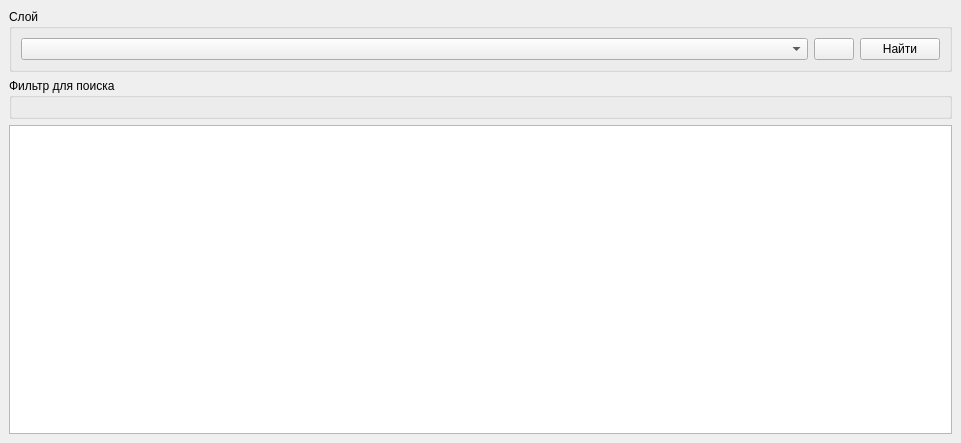
First picture: the form in data_searcher_dockwidget_base.ui, repository johnzet39/QGIS-plugin-DataSearcher, before the edit.
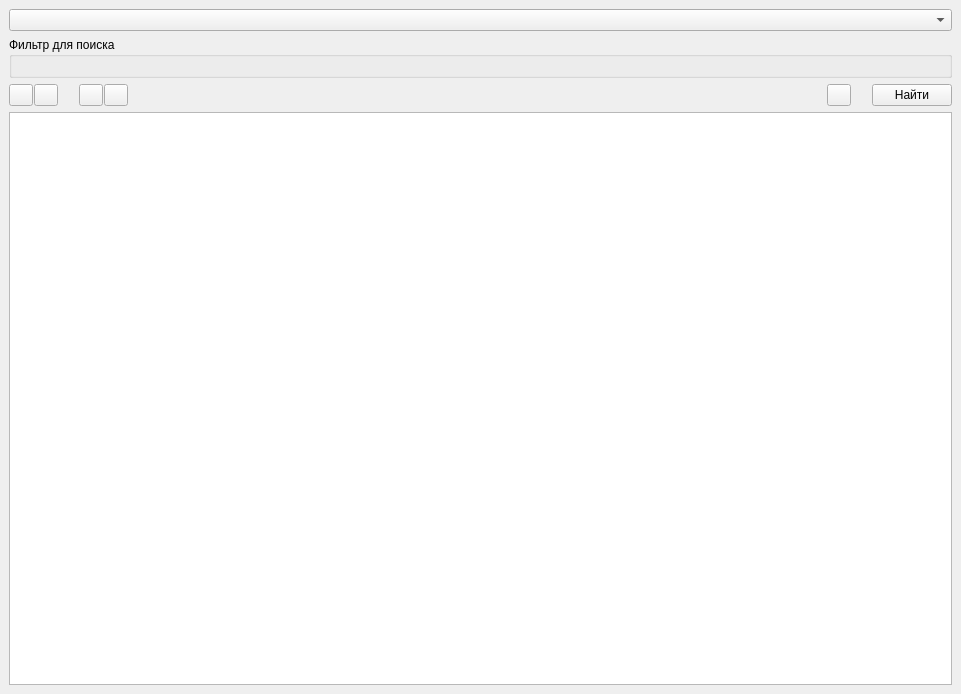
Second picture: the form after the edit. Icons and pictures are not drawn. Custom widgets are drawn as their Qt base class.

Commit message: Modify search. Add zoom buttons.

```diff
--- a/data_searcher_dockwidget_base.ui
+++ b/data_searcher_dockwidget_base.ui
@@ -7,7 +7,7 @@
     <x>0</x>
     <y>0</y>
     <width>961</width>
-    <height>443</height>
+    <height>694</height>
    </rect>
   </property>
   <property name="windowTitle">
@@ -16,13 +16,167 @@
   <widget class="QWidget" name="dockWidgetContents">
    <layout class="QVBoxLayout" name="verticalLayout_2">
     <item>
-     <widget class="QGroupBox" name="groupBox">
+     <widget class="QgsMapLayerComboBox" name="combo_layers">
+      <property name="toolTip">
+       <string>Слой для поиска</string>
+      </property>
+     </widget>
+    </item>
+    <item>
+     <widget class="QGroupBox" name="fieldsGroupBox">
       <property name="title">
-       <string>Слой</string>
+       <string>Фильтр для поиска</string>
       </property>
-      <layout class="QHBoxLayout" name="horizontalLayout">
+      <layout class="QVBoxLayout" name="verticalLayout">
        <item>
-        <widget class="QgsMapLayerComboBox" name="combo_layers"/>
+        <layout class="QGridLayout" name="fieldsLayout"/>
+       </item>
+      </layout>
+     </widget>
+    </item>
+    <item>
+     <layout class="QHBoxLayout" name="horizontalLayout_2">
+      <property name="spacing">
+       <number>1</number>
+      </property>
+      <item>
+       <widget class="QPushButton" name="buttonZoom">
+        <property name="sizePolicy">
+         <sizepolicy hsizetype="Fixed" vsizetype="Fixed">
+          <horstretch>0</horstretch>
+          <verstretch>0</verstretch>
+         </sizepolicy>
+        </property>
+        <property name="maximumSize">
+         <size>
+          <width>24</width>
+          <height>24</height>
+         </size>
+        </property>
+        <property name="toolTip">
+         <string>Увеличить карту до выбранных строк</string>
+        </property>
+        <property name="styleSheet">
+         <string notr="true"/>
+        </property>
+        <property name="text">
+         <string/>
+        </property>
+        <property name="icon">
+         <iconset resource="resources.qrc">
+          <normaloff>:/plugins/_Data_searcher/icons/zoom_select_16.png</normaloff>:/plugins/_Data_searcher/icons/zoom_select_16.png</iconset>
+        </property>
+       </widget>
+      </item>
+      <item>
+       <widget class="QPushButton" name="buttonCenter">
+        <property name="sizePolicy">
+         <sizepolicy hsizetype="Fixed" vsizetype="Fixed">
+          <horstretch>0</horstretch>
+          <verstretch>0</verstretch>
+         </sizepolicy>
+        </property>
+        <property name="maximumSize">
+         <size>
+          <width>24</width>
+          <height>24</height>
+         </size>
+        </property>
+        <property name="toolTip">
+         <string>Центрировать выделение</string>
+        </property>
+        <property name="styleSheet">
+         <string notr="true"/>
+        </property>
+        <property name="text">
+         <string/>
+        </property>
+        <property name="icon">
+         <iconset resource="resources.qrc">
+          <normaloff>:/plugins/_Data_searcher/icons/center_select_16.png</normaloff>:/plugins/_Data_searcher/icons/center_select_16.png</iconset>
+        </property>
+       </widget>
+      </item>
+      <item>
+       <spacer name="horizontalSpacer_3">
+        <property name="orientation">
+         <enum>Qt::Horizontal</enum>
+        </property>
+        <property name="sizeType">
+         <enum>QSizePolicy::Fixed</enum>
+        </property>
+        <property name="sizeHint" stdset="0">
+         <size>
+          <width>20</width>
+          <height>20</height>
+         </size>
+        </property>
+       </spacer>
+      </item>
+      <item>
+       <widget class="QPushButton" name="buttonFilterMap">
+        <property name="sizePolicy">
+         <sizepolicy hsizetype="Fixed" vsizetype="Fixed">
+          <horstretch>0</horstretch>
+          <verstretch>0</verstretch>
+         </sizepolicy>
+        </property>
+        <property name="maximumSize">
+         <size>
+          <width>24</width>
+          <height>24</height>
+         </size>
+        </property>
+        <property name="toolTip">
+         <string>Показать на карте только выбранные объекты</string>
+        </property>
+        <property name="text">
+         <string/>
+        </property>
+        <property name="icon">
+         <iconset resource="resources.qrc">
+          <normaloff>:/plugins/_Data_searcher/icons/filtermap_16.png</normaloff>:/plugins/_Data_searcher/icons/filtermap_16.png</iconset>
+        </property>
+       </widget>
+      </item>
+      <item>
+       <widget class="QPushButton" name="buttonClearFilterMap">
+        <property name="sizePolicy">
+         <sizepolicy hsizetype="Fixed" vsizetype="Fixed">
+          <horstretch>0</horstretch>
+          <verstretch>0</verstretch>
+         </sizepolicy>
+        </property>
+        <property name="maximumSize">
+         <size>
+          <width>24</width>
+          <height>24</height>
+         </size>
+        </property>
+        <property name="toolTip">
+         <string>Очистить фильтр отображения на карте</string>
+        </property>
+        <property name="text">
+         <string/>
+        </property>
+        <property name="icon">
+         <iconset resource="resources.qrc">
+          <normaloff>:/plugins/_Data_searcher/icons/filtermapgrey_16.png</normaloff>:/plugins/_Data_searcher/icons/filtermapgrey_16.png</iconset>
+        </property>
+       </widget>
+      </item>
+      <item>
+       <spacer name="horizontalSpacer_2">
+        <property name="orientation">
+         <enum>Qt::Horizontal</enum>
+        </property>
+        <property name="sizeHint" stdset="0">
+         <size>
+          <width>40</width>
+          <height>20</height>
+         </size>
+        </property>
+       </spacer>
        </item>
        <item>
         <widget class="QPushButton" name="buttonReset">
@@ -32,6 +186,12 @@
            <verstretch>0</verstretch>
           </sizepolicy>
          </property>
+        <property name="maximumSize">
+         <size>
+          <width>24</width>
+          <height>24</height>
+         </size>
+        </property>
          <property name="toolTip">
           <string>Очистить форму</string>
          </property>
@@ -44,6 +204,22 @@
          </property>
         </widget>
        </item>
+      <item>
+       <spacer name="horizontalSpacer">
+        <property name="orientation">
+         <enum>Qt::Horizontal</enum>
+        </property>
+        <property name="sizeType">
+         <enum>QSizePolicy::Fixed</enum>
+        </property>
+        <property name="sizeHint" stdset="0">
+         <size>
+          <width>20</width>
+          <height>20</height>
+         </size>
+        </property>
+       </spacer>
+      </item>
        <item>
         <widget class="QPushButton" name="buttonSearch">
          <property name="sizePolicy">
@@ -62,25 +238,15 @@
         </widget>
        </item>
       </layout>
-     </widget>
-    </item>
-    <item>
-     <widget class="QGroupBox" name="fieldsGroupBox">
-      <property name="title">
-       <string>Фильтр для поиска</string>
-      </property>
-      <layout class="QVBoxLayout" name="verticalLayout">
-       <item>
-        <layout class="QGridLayout" name="fieldsLayout"/>
-       </item>
-      </layout>
-     </widget>
     </item>
     <item>
      <widget class="QTableWidget" name="tableResult">
       <property name="editTriggers">
        <set>QAbstractItemView::NoEditTriggers</set>
       </property>
+      <property name="alternatingRowColors">
+       <bool>true</bool>
+      </property>
       <property name="selectionMode">
        <enum>QAbstractItemView::SingleSelection</enum>
       </property>
```
Left out of the diff: 2 changed lines with no effect on the pictures. Lines whose indentation alone changed are shown as unchanged. The commit also changes 12 other files.
